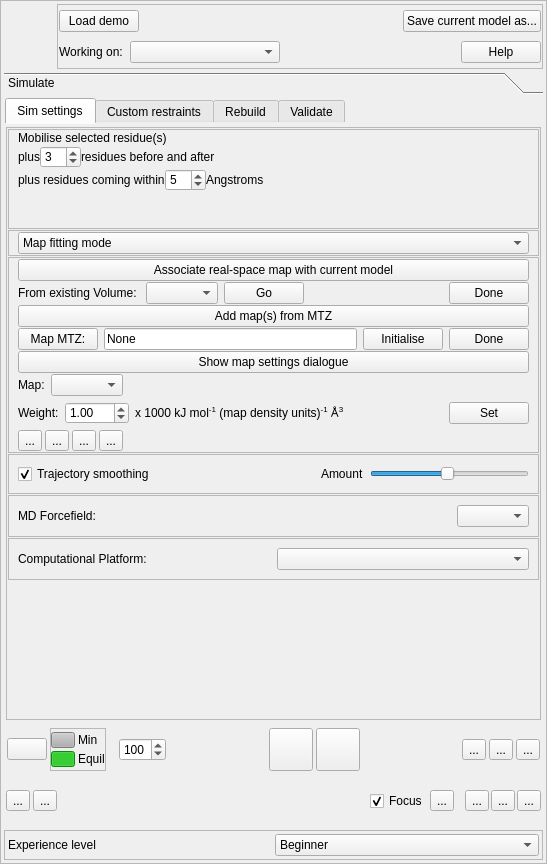
First picture: the form in isolde/src/IsoldeFrame.ui, repository tristanic/isolde, before the edit.
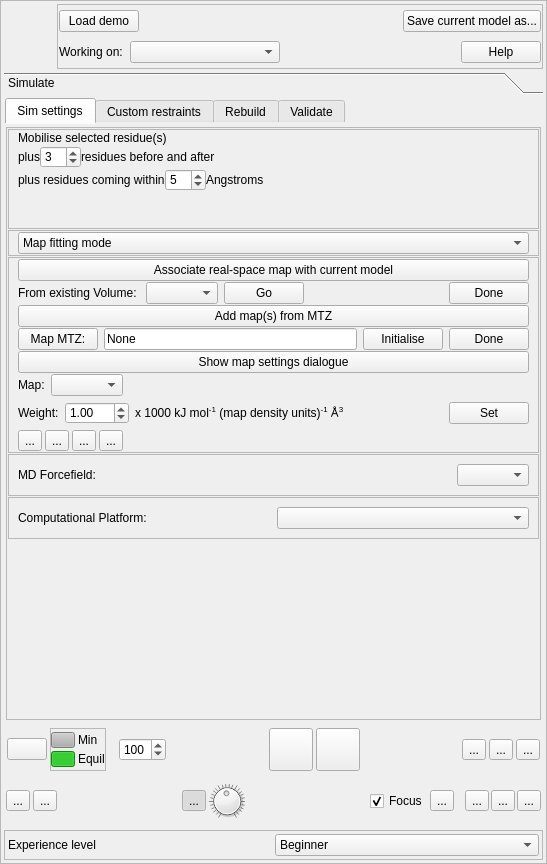
Second picture: the form after the edit. Icons and pictures are not drawn.

Commit message: Updated smoothing interface

Diff of the .ui file:
```diff
--- a/isolde/src/IsoldeFrame.ui
+++ b/isolde/src/IsoldeFrame.ui
@@ -937,88 +937,6 @@
                    </layout>
                   </widget>
                  </item>
-                 <item>
-                  <widget class="QFrame" name="_smoothing_frame">
-                   <property name="minimumSize">
-                    <size>
-                     <width>0</width>
-                     <height>0</height>
-                    </size>
-                   </property>
-                   <property name="frameShape">
-                    <enum>QFrame::StyledPanel</enum>
-                   </property>
-                   <property name="frameShadow">
-                    <enum>QFrame::Raised</enum>
-                   </property>
-                   <layout class="QHBoxLayout" name="horizontalLayout_43">
-                    <item>
-                     <widget class="QCheckBox" name="_smoothing_checkbox">
-                      <property name="toolTip">
-                       <string>Enable/disable smoothing of simulation display (does not affect the underlying simulation)</string>
-                      </property>
-                      <property name="text">
-                       <string>Trajectory smoothing</string>
-                      </property>
-                      <property name="checked">
-                       <bool>true</bool>
-                      </property>
-                     </widget>
-                    </item>
-                    <item>
-                     <spacer name="horizontalSpacer_28">
-                      <property name="orientation">
-                       <enum>Qt::Horizontal</enum>
-                      </property>
-                      <property name="sizeHint" stdset="0">
-                       <size>
-                        <width>134</width>
-                        <height>20</height>
-                       </size>
-                      </property>
-                     </spacer>
-                    </item>
-                    <item>
-                     <widget class="QLabel" name="label_11">
-                      <property name="text">
-                       <string>Amount</string>
-                      </property>
-                     </widget>
-                    </item>
-                    <item>
-                     <widget class="QSlider" name="_smoothing_amount_slider">
-                      <property name="toolTip">
-                       <string>Adjusts the degree of smoothing (does not affect the underlying simulation)</string>
-                      </property>
-                      <property name="minimum">
-                       <number>5</number>
-                      </property>
-                      <property name="maximum">
-                       <number>200</number>
-                      </property>
-                      <property name="singleStep">
-                       <number>1</number>
-                      </property>
-                      <property name="value">
-                       <number>100</number>
-                      </property>
-                      <property name="sliderPosition">
-                       <number>100</number>
-                      </property>
-                      <property name="orientation">
-                       <enum>Qt::Horizontal</enum>
-                      </property>
-                      <property name="invertedAppearance">
-                       <bool>false</bool>
-                      </property>
-                      <property name="invertedControls">
-                       <bool>false</bool>
-                      </property>
-                     </widget>
-                    </item>
-                   </layout>
-                  </widget>
-                 </item>
                  <item>
                   <widget class="QFrame" name="_force_field_selection_frame">
                    <property name="frameShape">
@@ -4157,6 +4075,73 @@
               </layout>
              </widget>
             </item>
+            <item>
+             <spacer name="horizontalSpacer_30">
+              <property name="orientation">
+               <enum>Qt::Horizontal</enum>
+              </property>
+              <property name="sizeHint" stdset="0">
+               <size>
+                <width>30</width>
+                <height>20</height>
+               </size>
+              </property>
+             </spacer>
+            </item>
+            <item>
+             <widget class="QToolButton" name="_trajectory_smooth_button">
+              <property name="toolTip">
+               <string>Enable/disable smoothing of simulation display (does not affect the underlying simulation)</string>
+              </property>
+              <property name="text">
+               <string>...</string>
+              </property>
+              <property name="icon">
+               <iconset resource="resources/resources.qrc">
+                <normaloff>:/icons/smooth_icon.png</normaloff>:/icons/smooth_icon.png</iconset>
+              </property>
+              <property name="iconSize">
+               <size>
+                <width>36</width>
+                <height>36</height>
+               </size>
+              </property>
+              <property name="checkable">
+               <bool>true</bool>
+              </property>
+              <property name="checked">
+               <bool>true</bool>
+              </property>
+             </widget>
+            </item>
+            <item>
+             <widget class="QDial" name="_smoothing_amount_dial">
+              <property name="maximumSize">
+               <size>
+                <width>36</width>
+                <height>36</height>
+               </size>
+              </property>
+              <property name="minimum">
+               <number>5</number>
+              </property>
+              <property name="maximum">
+               <number>200</number>
+              </property>
+              <property name="value">
+               <number>100</number>
+              </property>
+              <property name="wrapping">
+               <bool>false</bool>
+              </property>
+              <property name="notchTarget">
+               <double>7.500000000000000</double>
+              </property>
+              <property name="notchesVisible">
+               <bool>true</bool>
+              </property>
+             </widget>
+            </item>
             <item>
              <spacer name="horizontalSpacer_19">
               <property name="orientation">
@@ -4164,7 +4149,7 @@
               </property>
               <property name="sizeHint" stdset="0">
                <size>
-                <width>446</width>
+                <width>30</width>
                 <height>20</height>
                </size>
               </property>
```
Left out of the diff: 3 changed lines with no effect on the pictures. The commit also changes 5 other files.
